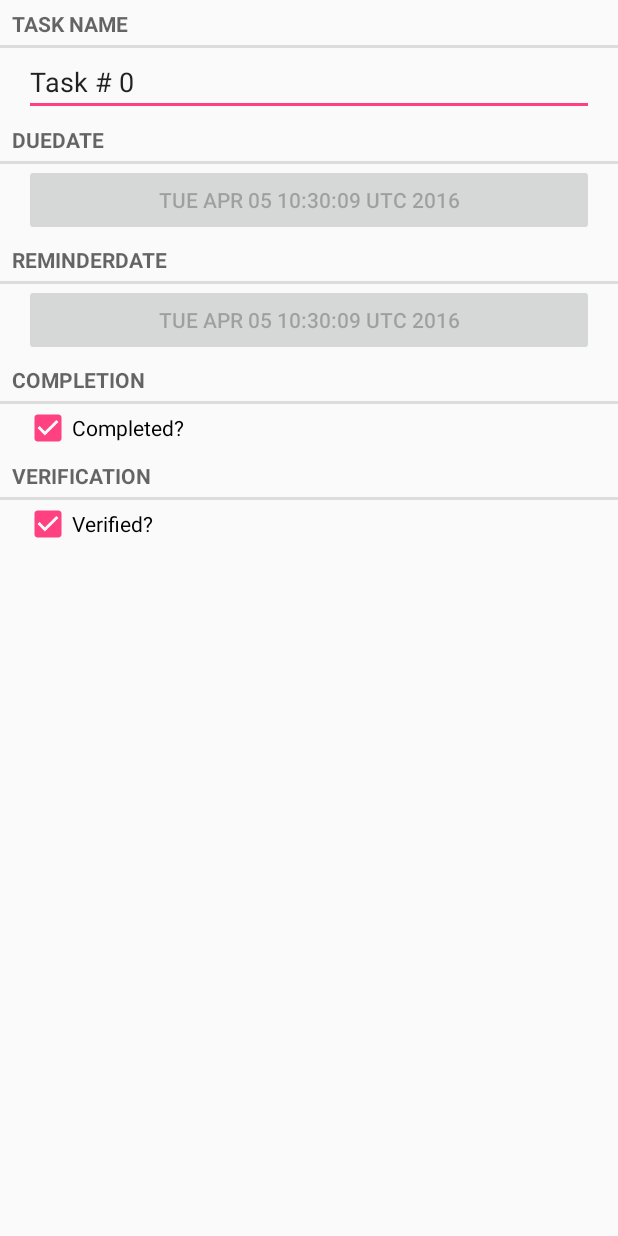
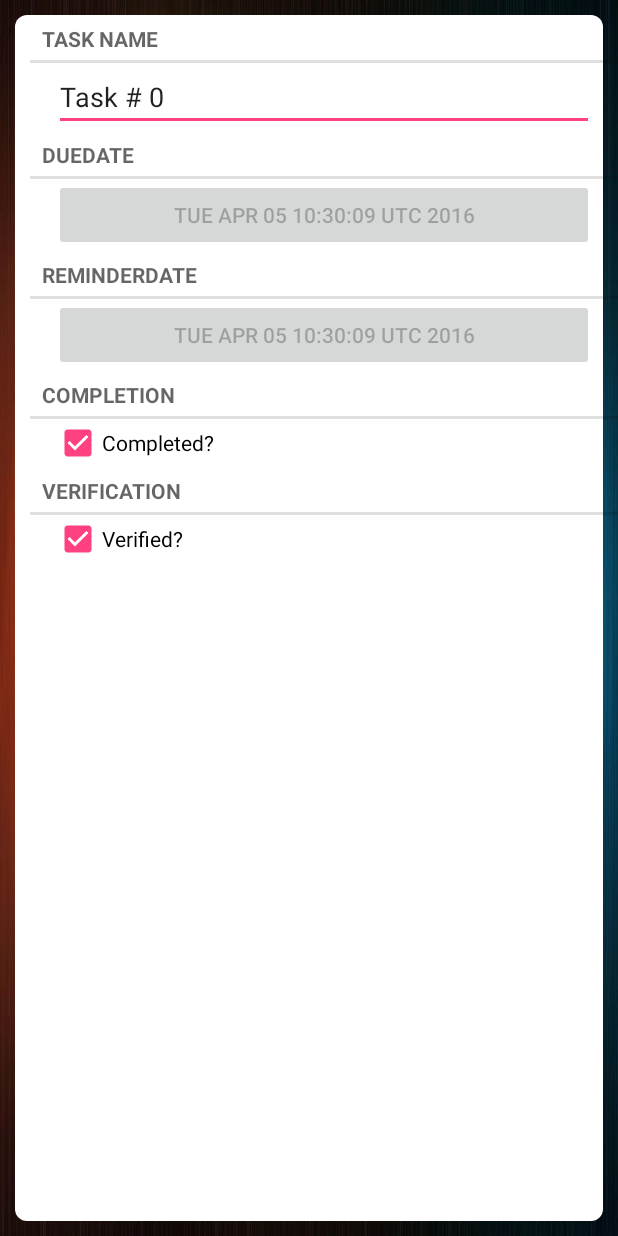
Before and after one commit to hristobakalov/P2-project-AAU, an Android app: the ListTaskFragment screen opened directly, with no data from a screen before it, after a tap on an icon or button, on a phone screen of 412 x 824 dp. Run offline under Robolectric (Android 15) with nearby library versions, the phone set to English and light mode, and no system bars.

Commit message:
Made some design changes

```diff
--- a/Done/app/src/main/AndroidManifest.xml
+++ b/Done/app/src/main/AndroidManifest.xml
@@ -28,6 +28,7 @@
             android:label="@string/app_name"
             android:theme="@style/AppTheme.NoActionBar">
         </activity>
+
     </application>
 
 </manifest>
--- /dev/null
+++ b/Done/app/src/main/res/drawable/round_rect_shape.xml
@@ -0,0 +1,10 @@
+<?xml version="1.0" encoding="utf-8"?>
+<shape xmlns:android="http://schemas.android.com/apk/res/android"
+    android:shape="rectangle" >
+
+    <solid android:color="#FFFFFF" />
+    <corners
+        android:bottomLeftRadius="8dp"
+        android:bottomRightRadius="8dp"
+        android:topLeftRadius="8dp"
+        android:topRightRadius="8dp" /></shape>
--- a/Done/app/src/main/res/layout/activity_view_list.xml
+++ b/Done/app/src/main/res/layout/activity_view_list.xml
@@ -6,7 +6,8 @@
     android:layout_width="match_parent"
     android:layout_height="match_parent"
     android:fitsSystemWindows="true"
-    tools:context=".TaskActivity">
+    tools:context=".TaskActivity"
+    >
 
     <android.support.design.widget.AppBarLayout
         android:layout_width="match_parent"
--- a/Done/app/src/main/res/layout/content_container.xml
+++ b/Done/app/src/main/res/layout/content_container.xml
@@ -8,6 +8,16 @@
     android:layout_height="match_parent"
     app:layout_behavior="@string/appbar_scrolling_view_behavior"
     tools:context=".TaskActivity"
-    tools:showIn="@layout/activity_view_list">
+    tools:showIn="@layout/activity_view_list"
 
+    android:background="@drawable/background"
+    >
+
+    <ImageView
+        android:id="@+id/rectimage"
+        android:layout_height="match_parent"
+        android:layout_width="match_parent"
+        android:src="@drawable/round_rect_shape"
+        android:layout_margin="10dp">
+    </ImageView>
 </FrameLayout>
--- a/Done/app/src/main/res/layout/fragment_list_task.xml
+++ b/Done/app/src/main/res/layout/fragment_list_task.xml
@@ -4,6 +4,9 @@
     xmlns:android="http://schemas.android.com/apk/res/android"
     android:id="@+id/tasks_recycler_view"
     android:layout_width="match_parent"
-    android:layout_height="match_parent">
+    android:layout_height="match_parent"
+    android:paddingLeft="20dp"
+    android:paddingTop="10dp"
+    android:paddingBottom="10dp">
 
 </android.support.v7.widget.RecyclerView>
--- a/Done/app/src/main/res/layout/fragment_task.xml
+++ b/Done/app/src/main/res/layout/fragment_task.xml
@@ -2,7 +2,10 @@
 <LinearLayout xmlns:android="http://schemas.android.com/apk/res/android"
               android:orientation="vertical"
               android:layout_width="match_parent"
-              android:layout_height="match_parent">
+              android:layout_height="match_parent"
+              android:paddingLeft="20dp"
+              android:paddingTop="10dp"
+              android:paddingBottom="15dp">
 
     <TextView
         android:layout_width="match_parent"
--- a/Done/app/src/main/res/layout/fragment_user_list.xml
+++ b/Done/app/src/main/res/layout/fragment_user_list.xml
@@ -4,6 +4,9 @@
     xmlns:android="http://schemas.android.com/apk/res/android"
     android:id="@+id/lists_recycler_view"
     android:layout_width="match_parent"
-    android:layout_height="match_parent">
+    android:layout_height="match_parent"
+    android:paddingLeft="20dp"
+    android:paddingBottom="15dp"
+    android:paddingTop="10dp">
 
 </android.support.v7.widget.RecyclerView>
--- a/Done/app/src/main/res/values/strings.xml
+++ b/Done/app/src/main/res/values/strings.xml
@@ -9,4 +9,5 @@
     <string name="task_verified_label">Verified?</string>
     <string name="completed_label">Completion</string>
     <string name="verified_label">Verification</string>
+
 </resources>
```
Also changed, not shown: Done/app/src/main/res/layout/lists_item.xml (+5 -3 lines), Done/app/src/main/done_appicon-web.png (added), Done/app/src/main/res/drawable/background.jpg (added), Done/app/src/main/res/mipmap-hdpi/done_appicon.png (added), Done/app/src/main/res/mipmap-mdpi/done_appicon.png (added), Done/app/src/main/res/mipmap-xhdpi/done_appicon.png (added), Done/app/src/main/res/mipmap-xxhdpi/done_appicon.png (added), Done/app/src/main/res/mipmap-xxxhdpi/done_appicon.png (added).
